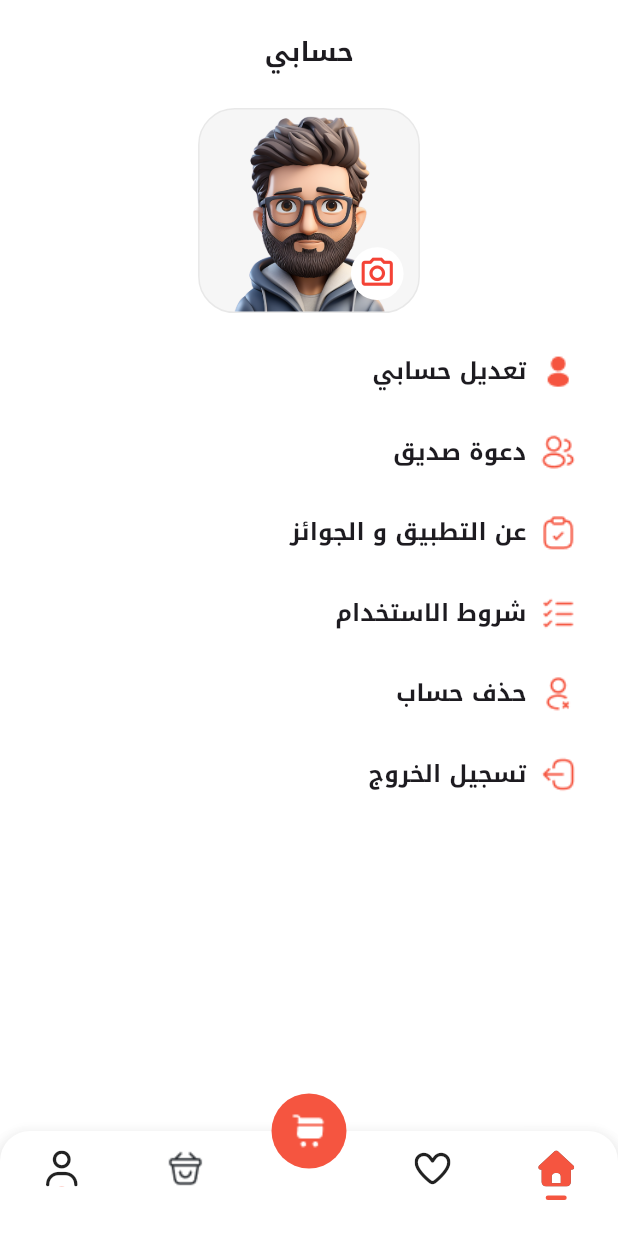
After one commit to Zeiadd1310/Fast-Food-App, a Flutter app: the AccountView screen opened by its route, on a phone screen of 412 x 824 dp. The commit adds this screen. Run offline on Flutter 3.47's test engine with Material 3 defaults, Android fonts, the phone set to English and light mode, and no system bars; our stand-ins replace flutter_bloc, flutter_screenutil, font_awesome_flutter, go_router, google_fonts.

Commit message:
account view done

```diff
--- a/lib/core/utils/functions/app_router.dart
+++ b/lib/core/utils/functions/app_router.dart
@@ -1,3 +1,4 @@
+import 'package:depi/features/account/views/account_view.dart';
 import 'package:depi/views/best_deals_view.dart';
 import 'package:depi/views/delivery_view.dart';
 import 'package:depi/views/home_view.dart';
@@ -15,6 +16,7 @@ abstract class AppRouter {
   static const kDeliveryView = '/delivery_view';
   static const kShoppingCartView = '/shopping_cart_view';
   static const kOrdersView = '/orders_view';
+  static const kAccountView = '/account_view';
 
   static final router = GoRouter(
     routes: [
@@ -34,6 +36,10 @@ abstract class AppRouter {
             path: kDeliveryView,
             builder: (context, state) => const DeliveryView(),
           ),
+          GoRoute(
+            path: kAccountView,
+            builder: (context, state) => const AccountView(),
+          ),
         ],
       ),
       GoRoute(
--- /dev/null
+++ b/lib/features/account/views/account_view.dart
@@ -0,0 +1,128 @@
+import 'package:flutter/material.dart';
+import 'package:flutter_screenutil/flutter_screenutil.dart';
+
+class AccountView extends StatelessWidget {
+  const AccountView({super.key});
+
+  @override
+  Widget build(BuildContext context) {
+    return Scaffold(
+      backgroundColor: Colors.white,
+      body: SafeArea(
+        child: Padding(
+          padding: const EdgeInsets.symmetric(horizontal: 24.0, vertical: 8),
+          child: Column(
+            children: [
+              SizedBox(height: 15.h),
+              Center(
+                child: Text(
+                  'حسابي',
+                  style: TextStyle(
+                    fontSize: 18.sp,
+                    fontWeight: FontWeight.w600,
+                  ),
+                ),
+              ),
+              SizedBox(height: 25.h),
+              Container(
+                width: 140.w,
+                height: 140.h,
+                decoration: BoxDecoration(
+                  color: const Color(0xffF6F6F6),
+                  border: Border.all(color: const Color(0xffE8E8E8)),
+                  borderRadius: BorderRadius.circular(25.r),
+                ),
+                child: Stack(
+                  alignment: Alignment.center,
+                  children: [
+                    ClipRRect(
+                      borderRadius: BorderRadius.circular(25.r),
+                      child: Image.asset(
+                        'assets/images/person.png',
+                        width: 140.w,
+                        height: 140.h,
+                        fit: BoxFit.cover,
+                      ),
+                    ),
+                    Positioned(
+                      bottom: 8.h,
+                      right: 8.w,
+                      child: Container(
+                        width: 36.w,
+                        height: 36.h,
+                        decoration: BoxDecoration(
+                          color: Colors.white,
+                          shape: BoxShape.circle,
+                        ),
+                        child: const Icon(
+                          Icons.camera_alt_outlined,
+                          color: Colors.red,
+                          size: 25,
+                        ),
+                      ),
+                    ),
+                  ],
+                ),
+              ),
+              SizedBox(height: 25.h),
+              CustomRowProfileWidget(
+                text: 'تعديل حسابي',
+                imagePath: 'assets/images/frame.png',
+              ),
+              SizedBox(height: 25.h),
+              CustomRowProfileWidget(
+                text: 'دعوة صديق',
+                imagePath: 'assets/images/profile-2user.png',
+              ),
+              SizedBox(height: 25.h),
+              CustomRowProfileWidget(
+                text: 'عن التطبيق و الجوائز',
+                imagePath: 'assets/images/clipboard-tick.png',
+              ),
+              SizedBox(height: 25.h),
+              CustomRowProfileWidget(
+                text: 'شروط الاستخدام',
+                imagePath: 'assets/images/task.png',
+              ),
+              SizedBox(height: 25.h),
+              CustomRowProfileWidget(
+                text: 'حذف حساب',
+                imagePath: 'assets/images/profile-delete.png',
+              ),
+              SizedBox(height: 25.h),
+              CustomRowProfileWidget(
+                text: 'تسجيل الخروج',
+                imagePath: 'assets/images/logout.png',
+              ),
+            ],
+          ),
+        ),
+      ),
+    );
+  }
+}
+
+class CustomRowProfileWidget extends StatelessWidget {
+  const CustomRowProfileWidget({
+    super.key,
+    required this.text,
+    required this.imagePath,
+  });
+
+  final String text;
+  final String imagePath;
+
+  @override
+  Widget build(BuildContext context) {
+    return Row(
+      children: [
+        Image.asset(imagePath, width: 30.w, height: 30.h),
+        SizedBox(width: 5.w),
+        Text(
+          text,
+          style: TextStyle(fontSize: 16.sp, fontWeight: FontWeight.w600),
+        ),
+      ],
+    );
+  }
+}
--- a/lib/widgets/custom_bottom_bar.dart
+++ b/lib/widgets/custom_bottom_bar.dart
@@ -62,7 +62,7 @@ class _CustomBottomBarState extends State<CustomBottomBar> {
           dotColor: const Color(0xffF55540),
           onTap: (_) {
             setState(() => _selectedIndex = 3);
-            GoRouter.of(context).push(AppRouter.kDeliveryView);
+            GoRouter.of(context).push(AppRouter.kAccountView);
           },
         ),
       ],
--- a/pubspec.yaml
+++ b/pubspec.yaml
@@ -38,6 +38,7 @@ dependencies:
   flutter_localizations:
     sdk: flutter
   flutter_screenutil: ^5.9.3
+  flutter_svg: ^2.2.3
   font_awesome_flutter: ^10.12.0
   go_router: ^17.1.0
   google_fonts: ^6.2.1
```
Also changed, not shown: assets/images/clipboard-tick.png (added), assets/images/frame.png, assets/images/logout.png (added), assets/images/person.png (added), assets/images/profile-2user.png (added), assets/images/profile-delete.png (added), assets/images/task.png (added), pubspec.lock.
